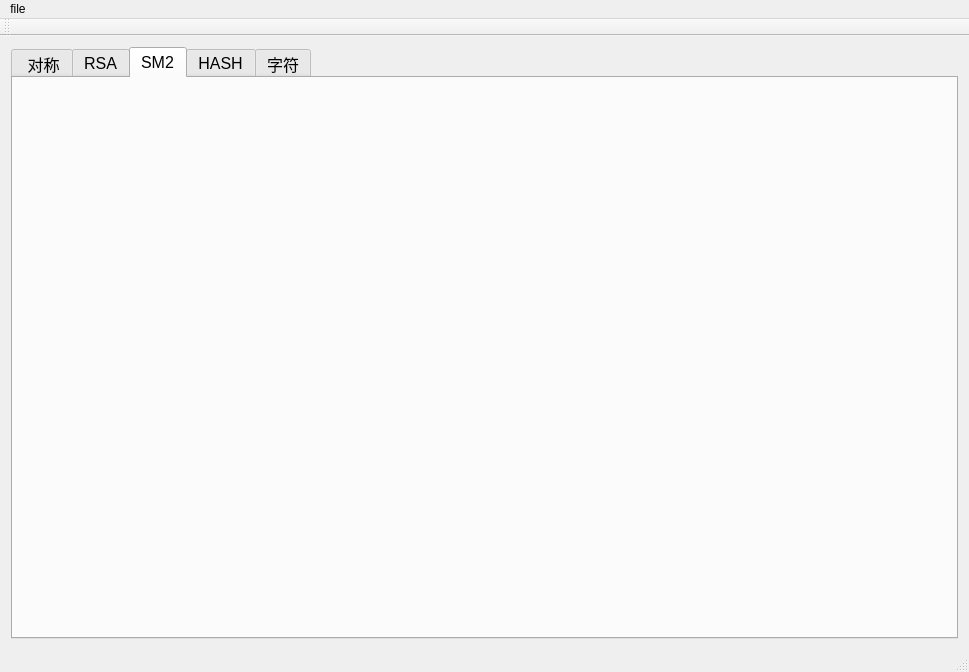
This is mainwindow.ui in tan00/gmssl_cipher_tool as Qt 5 draws it before an edit. The edited form follows.
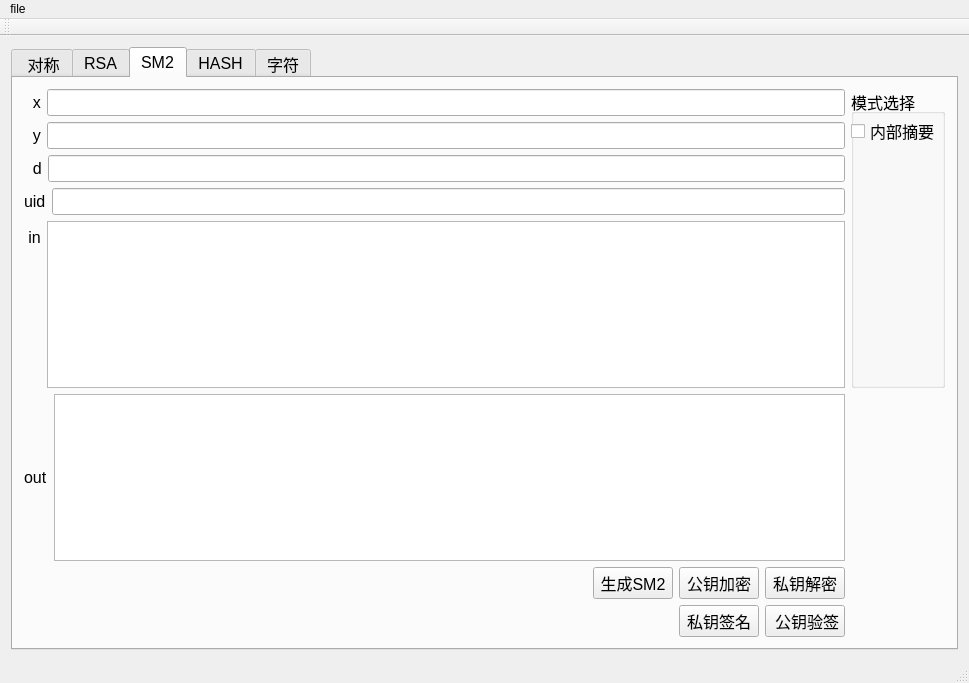
This is the edited form. The open tabs and pages were chosen to show the change.

Commit message:
添加SM2, 签名验签  加密功能 , 解密未做 , 功能还有问题, 程序会崩溃, 可能是windows下的库有问题, 先上传  用linux试一下
添加SM2, 签名验签  加密功能 , 解密未做 , 功能还有问题, 程序会崩溃, 可能是windows下的库有问题, 先上传  用linux试一下

```diff
--- a/mainwindow.ui
+++ b/mainwindow.ui
@@ -7,7 +7,7 @@
     <x>0</x>
     <y>0</y>
     <width>969</width>
-    <height>672</height>
+    <height>683</height>
    </rect>
   </property>
   <property name="windowTitle">
@@ -456,6 +456,164 @@
        <attribute name="title">
         <string>SM2</string>
        </attribute>
+       <layout class="QGridLayout" name="gridLayout_19">
+        <item row="0" column="0" colspan="2">
+         <layout class="QGridLayout" name="gridLayout_40">
+          <item row="0" column="0">
+           <widget class="QLabel" name="label_13">
+            <property name="text">
+             <string>  x</string>
+            </property>
+           </widget>
+          </item>
+          <item row="0" column="1">
+           <widget class="QLineEdit" name="lineEdit_x"/>
+          </item>
+         </layout>
+        </item>
+        <item row="0" column="2" rowspan="5">
+         <widget class="QGroupBox" name="groupBox_4">
+          <property name="title">
+           <string>模式选择</string>
+          </property>
+          <widget class="QCheckBox" name="checkBox_interHash">
+           <property name="geometry">
+            <rect>
+             <x>0</x>
+             <y>30</y>
+             <width>107</width>
+             <height>24</height>
+            </rect>
+           </property>
+           <property name="text">
+            <string>内部摘要</string>
+           </property>
+          </widget>
+         </widget>
+        </item>
+        <item row="1" column="0" colspan="2">
+         <layout class="QGridLayout" name="gridLayout_39">
+          <item row="0" column="0">
+           <widget class="QLabel" name="label_37">
+            <property name="text">
+             <string>  y</string>
+            </property>
+           </widget>
+          </item>
+          <item row="0" column="1">
+           <widget class="QLineEdit" name="lineEdit_y"/>
+          </item>
+         </layout>
+        </item>
+        <item row="2" column="0" colspan="2">
+         <layout class="QGridLayout" name="gridLayout_38">
+          <item row="0" column="0">
+           <widget class="QLabel" name="label_38">
+            <property name="text">
+             <string>  d</string>
+            </property>
+           </widget>
+          </item>
+          <item row="0" column="1">
+           <widget class="QLineEdit" name="lineEdit_d_2"/>
+          </item>
+         </layout>
+        </item>
+        <item row="3" column="0" colspan="2">
+         <layout class="QGridLayout" name="gridLayout_37">
+          <item row="0" column="0">
+           <widget class="QLabel" name="label_39">
+            <property name="text">
+             <string>uid</string>
+            </property>
+           </widget>
+          </item>
+          <item row="0" column="1">
+           <widget class="QLineEdit" name="lineEdit_uid"/>
+          </item>
+         </layout>
+        </item>
+        <item row="4" column="0" colspan="2">
+         <layout class="QFormLayout" name="formLayout_4">
+          <item row="0" column="0">
+           <widget class="QLabel" name="label_41">
+            <property name="text">
+             <string> in</string>
+            </property>
+           </widget>
+          </item>
+          <item row="0" column="1">
+           <widget class="QTextEdit" name="textEdit_sm2_in"/>
+          </item>
+         </layout>
+        </item>
+        <item row="5" column="0" colspan="2">
+         <layout class="QGridLayout" name="gridLayout_20">
+          <item row="0" column="0">
+           <widget class="QLabel" name="label_40">
+            <property name="text">
+             <string>out</string>
+            </property>
+           </widget>
+          </item>
+          <item row="0" column="1">
+           <widget class="QTextEdit" name="textEdit_sm2_out"/>
+          </item>
+         </layout>
+        </item>
+        <item row="6" column="0">
+         <spacer name="horizontalSpacer_4">
+          <property name="orientation">
+           <enum>Qt::Horizontal</enum>
+          </property>
+          <property name="sizeHint" stdset="0">
+           <size>
+            <width>495</width>
+            <height>20</height>
+           </size>
+          </property>
+         </spacer>
+        </item>
+        <item row="6" column="1">
+         <layout class="QGridLayout" name="gridLayout_41">
+          <item row="0" column="0">
+           <widget class="QPushButton" name="pushButton_sm2_gen">
+            <property name="text">
+             <string>生成SM2</string>
+            </property>
+           </widget>
+          </item>
+          <item row="0" column="1">
+           <widget class="QPushButton" name="pushButton_sm2_enc">
+            <property name="text">
+             <string>公钥加密</string>
+            </property>
+           </widget>
+          </item>
+          <item row="0" column="2">
+           <widget class="QPushButton" name="pushButton_sm2_dec">
+            <property name="text">
+             <string>私钥解密</string>
+            </property>
+           </widget>
+          </item>
+          <item row="2" column="2">
+           <widget class="QPushButton" name="pushButton_sm2_verify">
+            <property name="text">
+             <string> 公钥验签</string>
+            </property>
+           </widget>
+          </item>
+          <item row="2" column="1">
+           <widget class="QPushButton" name="pushButton_sm2_sign">
+            <property name="text">
+             <string>私钥签名</string>
+            </property>
+           </widget>
+          </item>
+         </layout>
+        </item>
+       </layout>
       </widget>
       <widget class="QWidget" name="tab_3">
        <attribute name="title">
```
Left out of the diff: 238 changed lines with no effect on the pictures. The commit also changes 5 other files.
